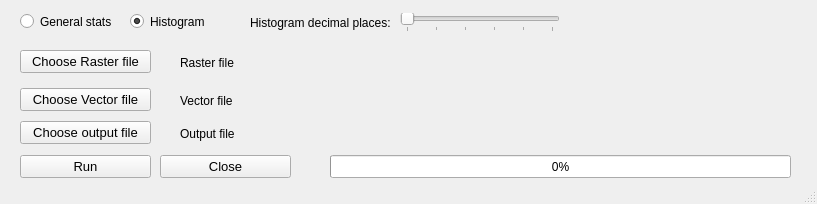
pedrocamargo/rasterstats, file ui_rasterstats_visualizer.ui: the form before one commit.
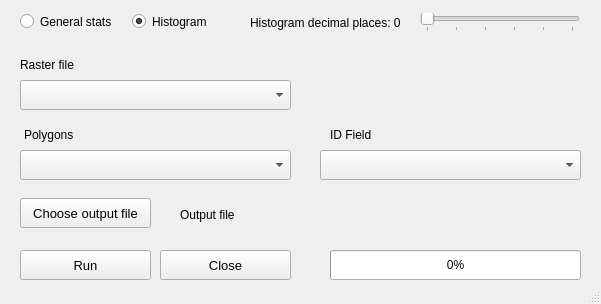
The form after the commit. Custom widgets are drawn as their Qt base class.

The edit to the form file:
```diff
--- a/ui_rasterstats_visualizer.ui
+++ b/ui_rasterstats_visualizer.ui
@@ -6,39 +6,21 @@
    <rect>
     <x>0</x>
     <y>0</y>
-    <width>817</width>
-    <height>204</height>
+    <width>601</width>
+    <height>304</height>
    </rect>
   </property>
   <property name="windowTitle">
    <string>Raster Statistics</string>
   </property>
   <widget class="QWidget" name="centralwidget">
-   <widget class="QPushButton" name="but_raster">
-    <property name="geometry">
-     <rect>
-      <x>20</x>
-      <y>50</y>
-      <width>131</width>
-      <height>23</height>
-     </rect>
-    </property>
-    <property name="font">
-     <font>
-      <pointsize>10</pointsize>
-     </font>
-    </property>
-    <property name="text">
-     <string>Choose Raster file</string>
-    </property>
-   </widget>
    <widget class="QPushButton" name="but_close">
     <property name="geometry">
      <rect>
       <x>160</x>
-      <y>155</y>
+      <y>250</y>
       <width>131</width>
-      <height>23</height>
+      <height>30</height>
      </rect>
     </property>
     <property name="font">
@@ -50,31 +32,13 @@
      <string>Close</string>
     </property>
    </widget>
-   <widget class="QPushButton" name="but_vector">
-    <property name="geometry">
-     <rect>
-      <x>20</x>
-      <y>88</y>
-      <width>131</width>
-      <height>23</height>
-     </rect>
-    </property>
-    <property name="font">
-     <font>
-      <pointsize>10</pointsize>
-     </font>
-    </property>
-    <property name="text">
-     <string>Choose Vector file</string>
-    </property>
-   </widget>
    <widget class="QPushButton" name="but_run">
     <property name="geometry">
      <rect>
       <x>20</x>
-      <y>155</y>
+      <y>250</y>
       <width>131</width>
-      <height>23</height>
+      <height>30</height>
      </rect>
     </property>
     <property name="font">
@@ -89,7 +53,7 @@
    <widget class="QRadioButton" name="histogram">
     <property name="geometry">
      <rect>
-      <x>130</x>
+      <x>132</x>
       <y>13</y>
       <width>101</width>
       <height>17</height>
@@ -107,7 +71,7 @@
      <rect>
       <x>20</x>
       <y>13</y>
-      <width>91</width>
+      <width>111</width>
       <height>17</height>
      </rect>
     </property>
@@ -115,39 +79,13 @@
      <string>General stats</string>
     </property>
    </widget>
-   <widget class="QLabel" name="raster_name">
-    <property name="geometry">
-     <rect>
-      <x>180</x>
-      <y>55</y>
-      <width>611</width>
-      <height>16</height>
-     </rect>
-    </property>
-    <property name="text">
-     <string>Raster file</string>
-    </property>
-   </widget>
-   <widget class="QLabel" name="vector_name">
-    <property name="geometry">
-     <rect>
-      <x>180</x>
-      <y>93</y>
-      <width>621</width>
-      <height>16</height>
-     </rect>
-    </property>
-    <property name="text">
-     <string>Vector file</string>
-    </property>
-   </widget>
    <widget class="QPushButton" name="but_output">
     <property name="geometry">
      <rect>
       <x>20</x>
-      <y>121</y>
+      <y>198</y>
       <width>131</width>
-      <height>23</height>
+      <height>30</height>
      </rect>
     </property>
     <property name="font">
@@ -163,9 +101,9 @@
     <property name="geometry">
      <rect>
       <x>180</x>
-      <y>126</y>
-      <width>621</width>
-      <height>16</height>
+      <y>200</y>
+      <width>401</width>
+      <height>30</height>
      </rect>
     </property>
     <property name="text">
@@ -179,9 +117,9 @@
     <property name="geometry">
      <rect>
       <x>330</x>
-      <y>155</y>
-      <width>461</width>
-      <height>23</height>
+      <y>250</y>
+      <width>251</width>
+      <height>30</height>
      </rect>
     </property>
     <property name="palette">
@@ -231,7 +169,7 @@
    <widget class="QSlider" name="slider_decimals">
     <property name="geometry">
      <rect>
-      <x>400</x>
+      <x>420</x>
       <y>13</y>
       <width>160</width>
       <height>19</height>
@@ -258,7 +196,7 @@
      <rect>
       <x>250</x>
       <y>13</y>
-      <width>141</width>
+      <width>151</width>
       <height>20</height>
      </rect>
     </property>
@@ -266,9 +204,90 @@
      <string>Histogram decimal places: 0</string>
     </property>
    </widget>
+   <widget class="QgsMapLayerComboBox" name="cob_raster">
+    <property name="geometry">
+     <rect>
+      <x>20</x>
+      <y>80</y>
+      <width>271</width>
+      <height>30</height>
+     </rect>
+    </property>
+   </widget>
+   <widget class="QgsMapLayerComboBox" name="cob_vector">
+    <property name="geometry">
+     <rect>
+      <x>20</x>
+      <y>150</y>
+      <width>271</width>
+      <height>30</height>
+     </rect>
+    </property>
+   </widget>
+   <widget class="QLabel" name="output_file_2">
+    <property name="geometry">
+     <rect>
+      <x>20</x>
+      <y>50</y>
+      <width>81</width>
+      <height>30</height>
+     </rect>
+    </property>
+    <property name="text">
+     <string>Raster file</string>
+    </property>
+   </widget>
+   <widget class="QLabel" name="output_file_3">
+    <property name="geometry">
+     <rect>
+      <x>24</x>
+      <y>120</y>
+      <width>81</width>
+      <height>30</height>
+     </rect>
+    </property>
+    <property name="text">
+     <string>Polygons</string>
+    </property>
+   </widget>
+   <widget class="QLabel" name="output_file_4">
+    <property name="geometry">
+     <rect>
+      <x>330</x>
+      <y>120</y>
+      <width>81</width>
+      <height>30</height>
+     </rect>
+    </property>
+    <property name="text">
+     <string>ID Field</string>
+    </property>
+   </widget>
+   <widget class="QgsFieldComboBox" name="mFieldComboBox">
+    <property name="geometry">
+     <rect>
+      <x>320</x>
+      <y>150</y>
+      <width>261</width>
+      <height>30</height>
+     </rect>
+    </property>
+   </widget>
   </widget>
   <widget class="QStatusBar" name="statusbar"/>
  </widget>
+ <customwidgets>
+  <customwidget>
+   <class>QgsFieldComboBox</class>
+   <extends>QComboBox</extends>
+   <header>qgsfieldcombobox.h</header>
+  </customwidget>
+  <customwidget>
+   <class>QgsMapLayerComboBox</class>
+   <extends>QComboBox</extends>
+   <header>qgsmaplayercombobox.h</header>
+  </customwidget>
+ </customwidgets>
  <resources/>
  <connections/>
 </ui>
```
